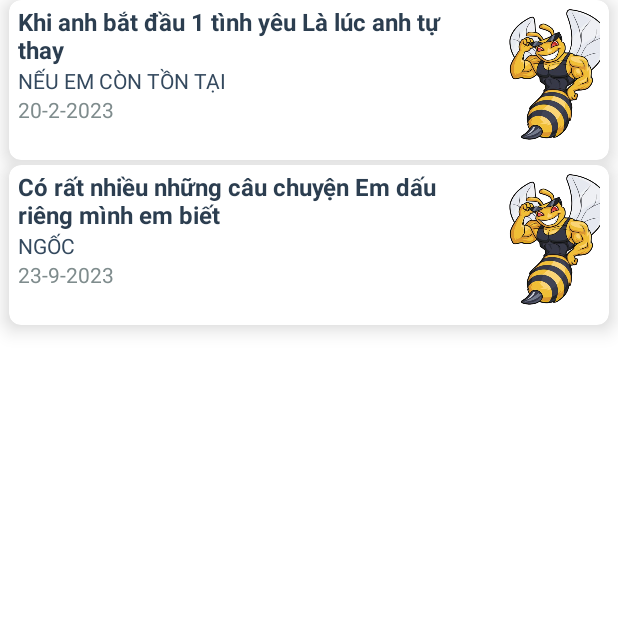
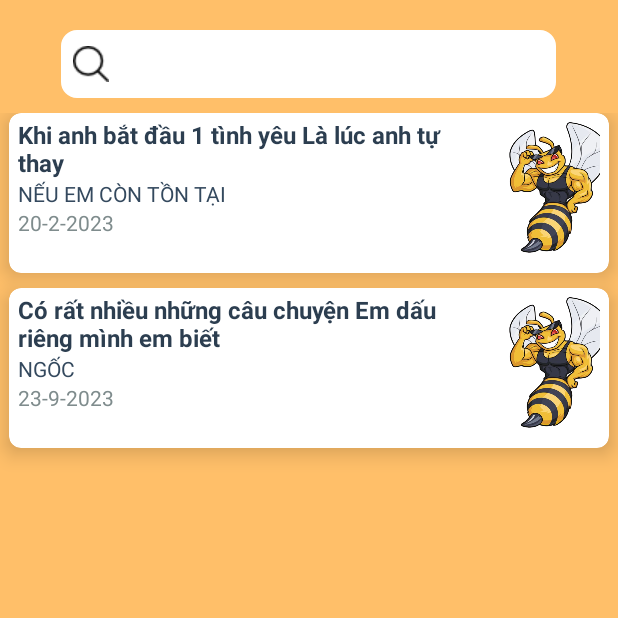
Before and after one commit to SonHyBuild/MyFPL, an Android app: the fragment ThongBaoFragment shown on its own in the app's theme, on a phone screen of 412 x 824 dp, the top half of it. Run offline under Robolectric (Android 15) with nearby library versions, the light colour scheme and no system bars.

Commit message:
thongbao

```diff
--- a/app/src/main/res/layout/fragment_thongbao.xml
+++ b/app/src/main/res/layout/fragment_thongbao.xml
@@ -1,10 +1,32 @@
 <?xml version="1.0" encoding="utf-8"?>
-<RelativeLayout xmlns:android="http://schemas.android.com/apk/res/android"
+<LinearLayout xmlns:android="http://schemas.android.com/apk/res/android"
     android:layout_width="match_parent"
-    android:layout_height="match_parent">
+    android:layout_height="match_parent"
+    android:background="#FFBF69"
+    android:orientation="vertical"
+    xmlns:app="http://schemas.android.com/apk/res-auto">
+
+
+    <EditText
+        android:id="@+id/edtSearch"
+        android:layout_width="330dp"
+        android:layout_height="45dp"
+        android:layout_gravity="center"
+        android:layout_marginTop="20dp"
+        android:background="@drawable/edtform"
+        android:backgroundTint="@color/white"
+        android:drawableLeft="@drawable/search"
+        android:ems="10"
+        android:layout_marginBottom="10dp"
+        android:inputType="textEmailAddress"
+        android:paddingLeft="8dp"
+        android:textColor="@color/black" />
+
     <androidx.recyclerview.widget.RecyclerView
+        android:id="@+id/thongbao"
         android:layout_width="match_parent"
-        android:id="@+id/thongbao"
-        android:layout_height="match_parent"></androidx.recyclerview.widget.RecyclerView>
+        android:layout_height="match_parent">
 
-</RelativeLayout>
+    </androidx.recyclerview.widget.RecyclerView>
+
+</LinearLayout>
--- a/app/src/main/res/layout/fragment_xuong.xml
+++ b/app/src/main/res/layout/fragment_xuong.xml
@@ -23,7 +23,7 @@
         app:layout_constraintHorizontal_bias="0.493"
         app:layout_constraintStart_toStartOf="parent"
         app:layout_constraintTop_toTopOf="parent"
-        app:layout_constraintVertical_bias="0.127" />
+        app:layout_constraintVertical_bias="0.121" />
 
     <androidx.cardview.widget.CardView
         android:id="@+id/cardView"
--- a/app/src/main/res/layout/item_thongbao.xml
+++ b/app/src/main/res/layout/item_thongbao.xml
@@ -3,7 +3,7 @@
     android:layout_width="match_parent"
     android:layout_height="wrap_content"
     xmlns:card_view="http://schemas.android.com/apk/res-auto"
-    android:layout_marginBottom="3dp"
+    android:layout_marginBottom="10dp"
     android:layout_marginLeft="6dp"
     android:layout_marginRight="6dp"
     card_view:cardCornerRadius="8dp"
```
